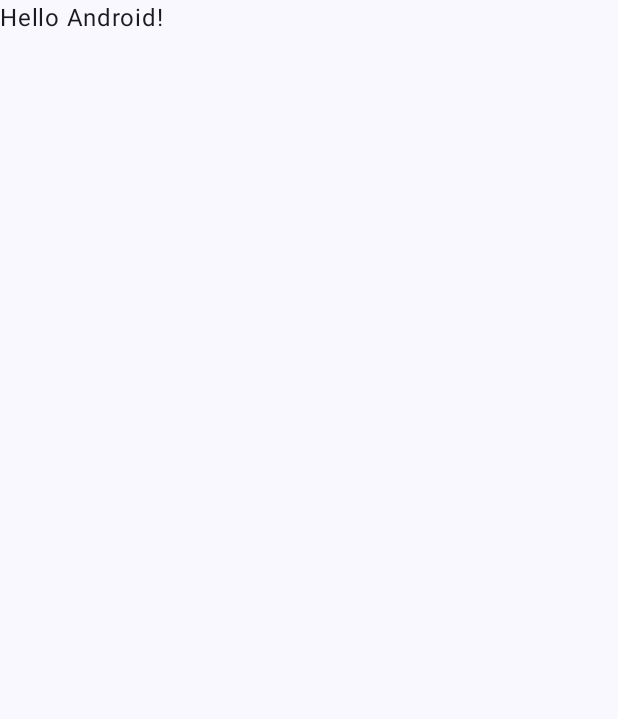
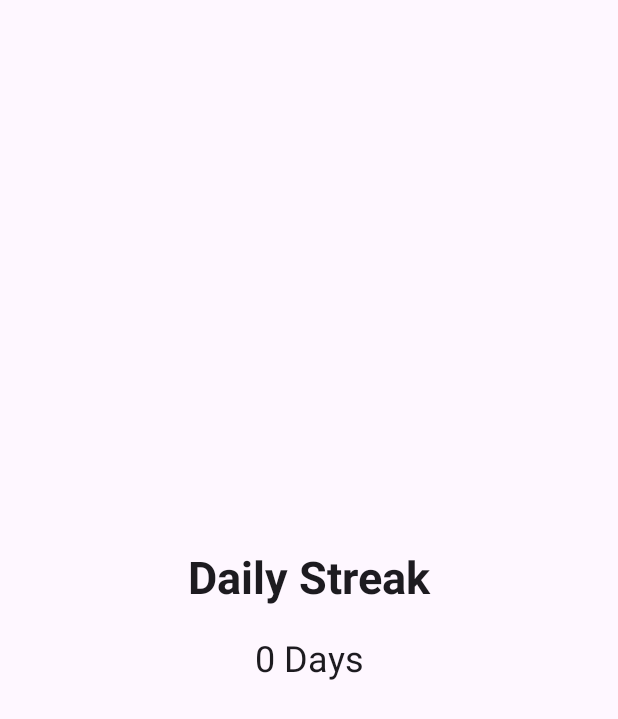
Before and after one commit to RazMagal/HouseActive, an Android app built with Jetpack Compose: the screen it shows after launch (MainActivity), on a phone screen of 412 x 824 dp. Before the commit the part shown is almost empty. Shown: the top 719 px of the screen. Run offline under Robolectric (Android 15) with nearby library versions, the phone set to English and light mode, and no system bars.

Commit message:
first try, adding a streak. seems too complicated an implementation

```diff
--- a/app/src/main/java/com/example/houseactive/MainActivity.kt
+++ b/app/src/main/java/com/example/houseactive/MainActivity.kt
@@ -12,37 +12,40 @@ import androidx.compose.runtime.Composable
 import androidx.compose.ui.Modifier
 import androidx.compose.ui.tooling.preview.Preview
 import com.example.houseactive.ui.theme.HouseActiveTheme
+import androidx.compose.material3.MaterialTheme
+import androidx.compose.material3.Surface
+import androidx.lifecycle.ViewModelProvider
+import com.example.houseactive.streakscreen.*
+
 
 class MainActivity : ComponentActivity() {
     override fun onCreate(savedInstanceState: Bundle?) {
         super.onCreate(savedInstanceState)
-        enableEdgeToEdge()
         setContent {
-            HouseActiveTheme {
-                Scaffold(modifier = Modifier.fillMaxSize()) { innerPadding ->
-                    Greeting(
-                        name = "Android",
-                        modifier = Modifier.padding(innerPadding)
+            Surface(color = MaterialTheme.colorScheme.background) {
+                //Get the DataStore instance
+                val dataStore = StreakDataStore(this)
 
-                    )
-                }
+                //Initialize the viewModel using a factory
+                val viewModel = ViewModelProvider(
+                    this,
+                    StreakViewModelFactory(dataStore)
+                )[StreakViewModel::class.java]
+
+                // Pass the viewModel to the StreakScreen
+                StreakScreen(viewModel)
             }
         }
     }
 }
 
-@Composable
-fun Greeting(name: String, modifier: Modifier = Modifier) {
-    Text(
-        text = "Hello $name!",
-        modifier = modifier
-    )
-}
-
-@Preview(showBackground = true)
-@Composable
-fun GreetingPreview() {
-    HouseActiveTheme {
-        Greeting("Android")
+// ViewModel Factory class
+class StreakViewModelFactory(private val dataStore: StreakDataStore) : ViewModelProvider.Factory {
+    override fun <T : androidx.lifecycle.ViewModel> create(modelClass: Class<T>): T {
+        if (modelClass.isAssignableFrom(StreakViewModel::class.java)) {
+            @Suppress("UNCHECKED_CAST")
+            return StreakViewModel(dataStore) as T
+        }
+        throw IllegalArgumentException("Unknown ViewModel class")
     }
 }
--- /dev/null
+++ b/app/src/main/java/com/example/houseactive/StreakDataStore.kt
@@ -0,0 +1,55 @@
+package com.example.houseactive.streakscreen
+
+import android.content.Context
+import androidx.datastore.core.DataStore
+import androidx.datastore.preferences.core.Preferences
+import androidx.datastore.preferences.core.edit
+import androidx.datastore.preferences.core.intPreferencesKey
+import androidx.datastore.preferences.core.longPreferencesKey
+import androidx.datastore.preferences.preferencesDataStore
+import kotlinx.coroutines.flow.Flow
+import kotlinx.coroutines.flow.map
+import java.time.LocalDate
+import java.time.ZoneOffset
+
+class StreakDataStore(private val context: Context) {
+    /**
+     * DATASTORE_NAME: Name of the datastore
+     * STREAK_KEY: The key to the stored Int which represents the current streak.
+     * LAST_OPENED_KEY: The key to the stored Long which represents the last time the app was opened.
+     * getStreak: Exposes the current streak value as a Flow.
+     * getLastOpened: Exposes the last time the app was opened as a Flow.
+     * saveStreak: Saves the streak to the datastore.
+     * saveLastOpened: Saves the timestamp of the last opening to the datastore.
+     */
+
+    // Use Preferences DataStore
+    companion object {
+        private const val DATASTORE_NAME = "streak_data_store"
+        private val Context.dataStore: DataStore<Preferences> by preferencesDataStore(name = DATASTORE_NAME)
+        val STREAK_KEY = intPreferencesKey("streak_key")
+        val LAST_OPENED_KEY = longPreferencesKey("last_opened_key")
+    }
+
+    val getStreak: Flow<Int> = context.dataStore.data
+        .map { preferences ->
+            preferences[STREAK_KEY] ?: 0
+        }
+
+    val getLastOpened: Flow<Long> = context.dataStore.data
+        .map { preferences ->
+            preferences[LAST_OPENED_KEY] ?: 0L
+        }
+
+    suspend fun saveStreak(streak: Int) {
+        context.dataStore.edit { preferences ->
+            preferences[STREAK_KEY] = streak
+        }
+    }
+
+    suspend fun saveLastOpened(timestamp: Long) {
+        context.dataStore.edit { preferences ->
+            preferences[LAST_OPENED_KEY] = timestamp
+        }
+    }
+}
--- /dev/null
+++ b/app/src/main/java/com/example/houseactive/StreakScreen.kt
@@ -0,0 +1,43 @@
+package com.example.houseactive
+
+import androidx.compose.foundation.layout.Arrangement
+import androidx.compose.foundation.layout.Column
+import androidx.compose.foundation.layout.fillMaxSize
+import androidx.compose.foundation.layout.padding
+import androidx.compose.material3.MaterialTheme
+import androidx.compose.material3.Text
+import androidx.compose.runtime.Composable
+import androidx.compose.runtime.collectAsState
+import androidx.compose.runtime.getValue
+import androidx.compose.ui.Alignment
+import androidx.compose.ui.Modifier
+import androidx.compose.ui.text.font.FontWeight
+import androidx.compose.ui.unit.dp
+import androidx.compose.ui.unit.sp
+import com.example.houseactive.streakscreen.StreakViewModel
+
+@Composable
+fun StreakScreen(viewModel: StreakViewModel) {
+    val streak by viewModel.streak.collectAsState()
+
+    Column(
+        modifier = Modifier
+            .fillMaxSize()
+            .padding(16.dp),
+        verticalArrangement = Arrangement.Center,
+        horizontalAlignment = Alignment.CenterHorizontally
+    ) {
+        Text(
+            text = "Daily Streak",
+            style = MaterialTheme.typography.headlineLarge,
+            fontWeight = FontWeight.Bold,
+            fontSize = 30.sp,
+            modifier = Modifier.padding(bottom = 16.dp)
+        )
+        Text(
+            text = "$streak Days",
+            style = MaterialTheme.typography.headlineMedium,
+            fontSize = 24.sp
+        )
+    }
+}
--- /dev/null
+++ b/app/src/main/java/com/example/houseactive/StreakViewModel.kt
@@ -0,0 +1,58 @@
+package com.example.houseactive.streakscreen
+
+import androidx.lifecycle.ViewModel
+import androidx.lifecycle.viewModelScope
+import kotlinx.coroutines.flow.MutableStateFlow
+import kotlinx.coroutines.flow.StateFlow
+import kotlinx.coroutines.flow.first
+import kotlinx.coroutines.launch
+import java.time.LocalDate
+import java.time.ZoneOffset
+
+class StreakViewModel(private val dataStore: StreakDataStore) : ViewModel() {
+    /**
+     * _streak: A MutableStateFlow that holds the current streak value.
+     * streak: A StateFlow (read-only) that exposes the current streak to the UI.
+     * init block: When the StreakViewModel is created, it gets the streak from datastore, and calls updateStreak.
+     *
+     * updateStreak():
+     *      Gets the last opened date from the datastore
+     *      If it's the first time the app is opened, it saves the current time and exits.
+     *      If the last opened date is before today:
+     *          If it was yesterday, increments the streak.
+     *          Otherwise, resets the streak to 0.
+     *      Saves the new streak and today's time to the datastore.
+     */
+
+    private val _streak = MutableStateFlow(0)
+    val streak: StateFlow<Int> = _streak
+
+    init {
+        viewModelScope.launch {
+            _streak.value = dataStore.getStreak.first()
+            updateStreak()
+        }
+    }
+
+    private suspend fun updateStreak() {
+        val lastOpenedTimestamp = dataStore.getLastOpened.first()
+        val lastOpenedDate = LocalDate.ofEpochDay(lastOpenedTimestamp)
+        val today = LocalDate.now()
+
+        if (lastOpenedTimestamp == 0L) {
+            dataStore.saveLastOpened(today.toEpochDay())
+            return
+        }
+
+        if (lastOpenedDate.isBefore(today)) {
+            if (lastOpenedDate.isEqual(today.minusDays(1))) {
+                _streak.value++
+            } else {
+                _streak.value = 0
+            }
+
+            dataStore.saveStreak(_streak.value)
+            dataStore.saveLastOpened(today.toEpochDay())
+        }
+    }
+}
```
Also changed, not shown: app/build.gradle.kts (+9 -1 lines), gradle/libs.versions.toml (+16 -0 lines).
